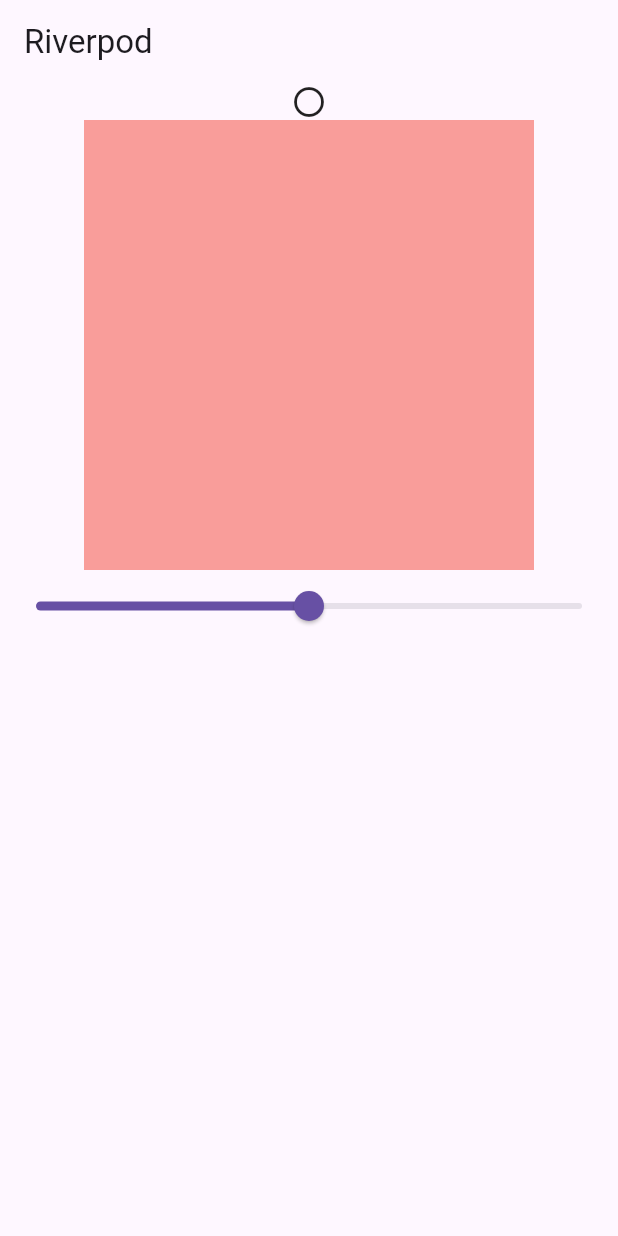
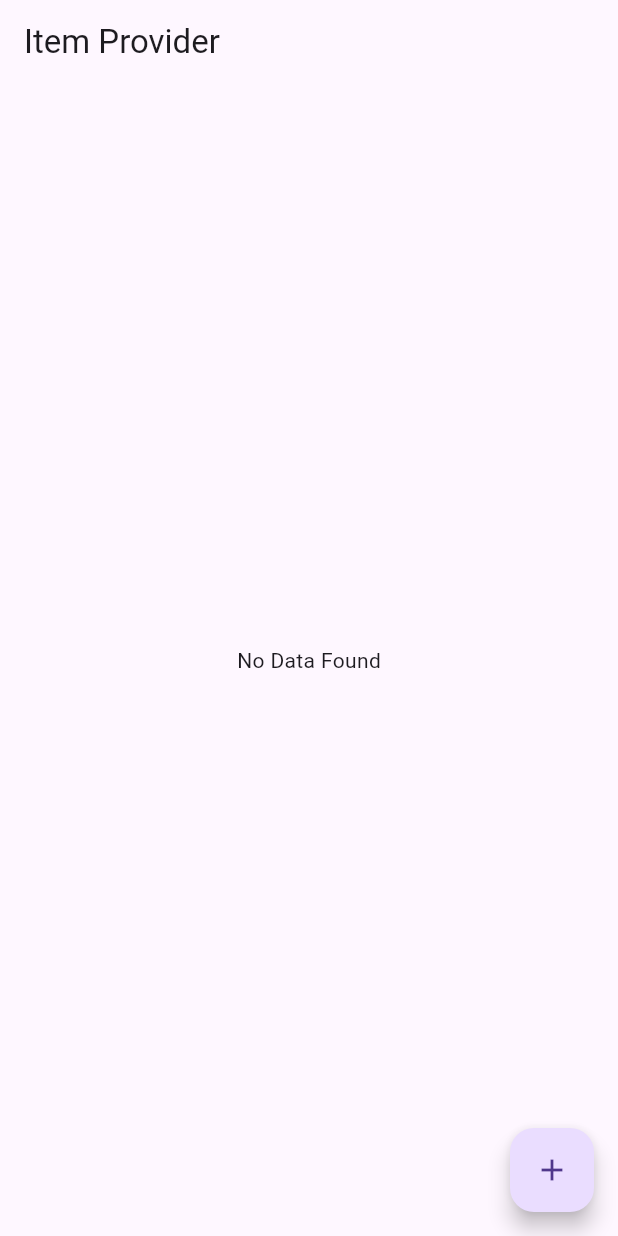
Before and after one commit to PHom798/State-Management, a Flutter app: the screen it shows after launch, on a phone screen of 412 x 824 dp. Run offline on Flutter 3.47's test engine with Material 3 defaults, Android fonts, the light colour scheme and no system bars; our stand-ins replace flutter_riverpod.

Commit message:
started state Notifier Provider

```diff
--- /dev/null
+++ b/Riverpod/lib/item.dart
@@ -0,0 +1,5 @@
+class Item {
+  String id;
+  String name;
+  Item({required this.id, required this.name});
+}
--- /dev/null
+++ b/Riverpod/lib/item_provider.dart
@@ -0,0 +1,22 @@
+import 'package:flutter/material.dart';
+import 'package:flutter_riverpod/legacy.dart';
+import 'package:riverpod_demo/item.dart';
+
+final itemProvider = StateNotifierProvider<ItemNotifier, List<Item>>((ref){
+  return ItemNotifier();
+});
+
+class ItemNotifier extends StateNotifier<List<Item>>{
+  ItemNotifier() : super([]);
+
+  void addItem(String name){
+    final item = Item(id: DateTime.now().toString(), name: name);
+    state.add(item);
+    state= state.toList();
+  }
+
+  void deleteItem(String id ){
+    state.removeWhere((item)=> item.id == id);
+    state = state.toList();
+  }
+}
--- /dev/null
+++ b/Riverpod/lib/item_screen.dart
@@ -0,0 +1,44 @@
+import 'package:flutter/material.dart';
+import 'package:flutter_riverpod/flutter_riverpod.dart';
+import 'package:riverpod_demo/item_provider.dart';
+
+class ItemScreen extends ConsumerWidget {
+  const ItemScreen({super.key});
+
+  @override
+  Widget build(BuildContext context, WidgetRef ref) {
+    final item = ref.watch(itemProvider);
+    return Scaffold(
+      appBar: AppBar(title: const Text("Item Provider")),
+
+      body: item.isEmpty
+          ? Center(child: Text("No Data Found"))
+          : ListView.builder(
+              itemCount: item.length,
+              itemBuilder: (context, index) {
+                final itemDetail = item[index];
+                return ListTile(
+                  title: Text(itemDetail.name),
+                  trailing: Row(
+                    mainAxisSize: MainAxisSize.min,
+                    children: [
+                      IconButton(
+                        onPressed: () {
+                         ref.read(itemProvider.notifier).deleteItem(itemDetail.id);
+                        },
+                        icon: Icon(Icons.delete),
+                      ),
+                    ],
+                  ),
+                );
+              },
+            ),
+      floatingActionButton: FloatingActionButton(
+        onPressed: () {
+          ref.read(itemProvider.notifier).addItem('Raju Nepal');
+        },
+        child: const Icon(Icons.add),
+      ),
+    );
+  }
+}
--- a/Riverpod/lib/main.dart
+++ b/Riverpod/lib/main.dart
@@ -1,5 +1,7 @@
 import 'package:flutter/material.dart';
 import 'package:flutter_riverpod/flutter_riverpod.dart';
+import 'package:riverpod_demo/item_screen.dart';
+import 'package:riverpod_demo/search_notifier_provider_screen.dart';
 import 'package:riverpod_demo/state_provider.dart';
 
 void main(){
@@ -14,7 +16,7 @@
     return ProviderScope(
       child: MaterialApp(
         debugShowCheckedModeBanner: false,
-        home:HomeScreen() ,
+        home:ItemScreen() ,
       ),
     );
   }
--- a/Riverpod/lib/search_provider_screen.dart
+++ b/Riverpod/lib/search_notifier_provider_screen.dart
@@ -18,12 +18,14 @@
           ),
           Consumer(
             builder: (ctx, ref, child) {
+              print("only one widget build...");
               final searchProv = ref.watch(searchProvider.select((state)=> state.search));
               return Text(searchProv, style: TextStyle(color: Colors.red));
             },
           ),
 
           Consumer(builder: (ctx,ref,child){
+            print("switch build");
             final boolProvider = ref.watch(searchProvider.select((state)=>state.isChange));
             return Switch(value: boolProvider, onChanged:(value){
               ref.read(searchProvider.notifier).onChange(value);
```
